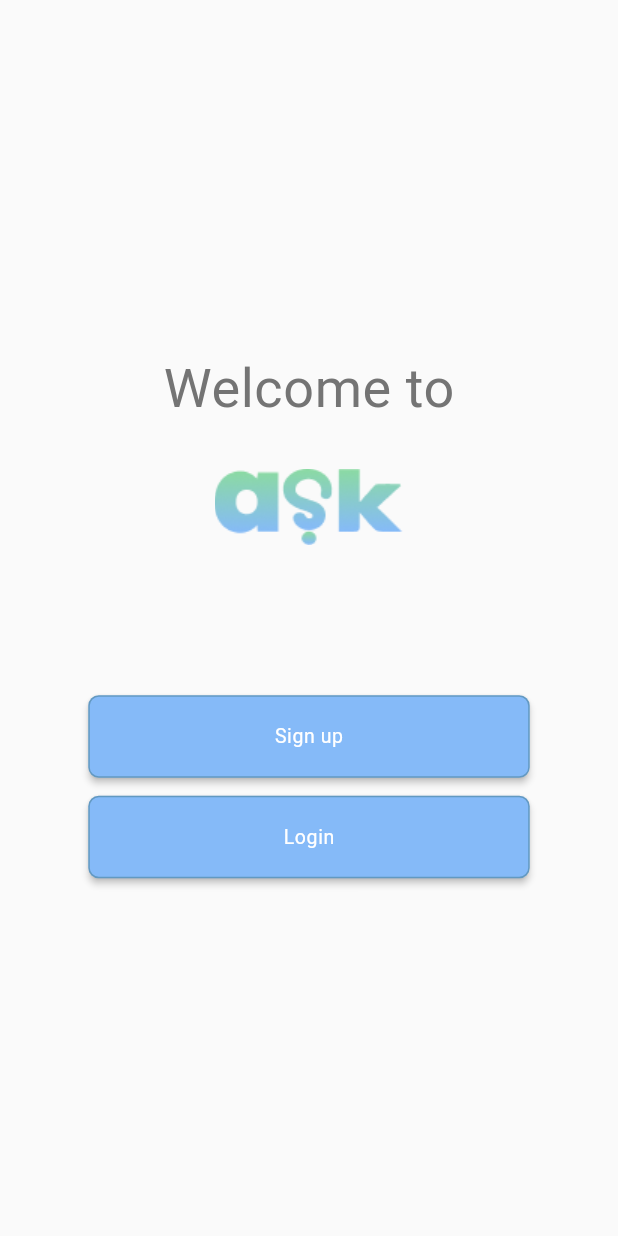
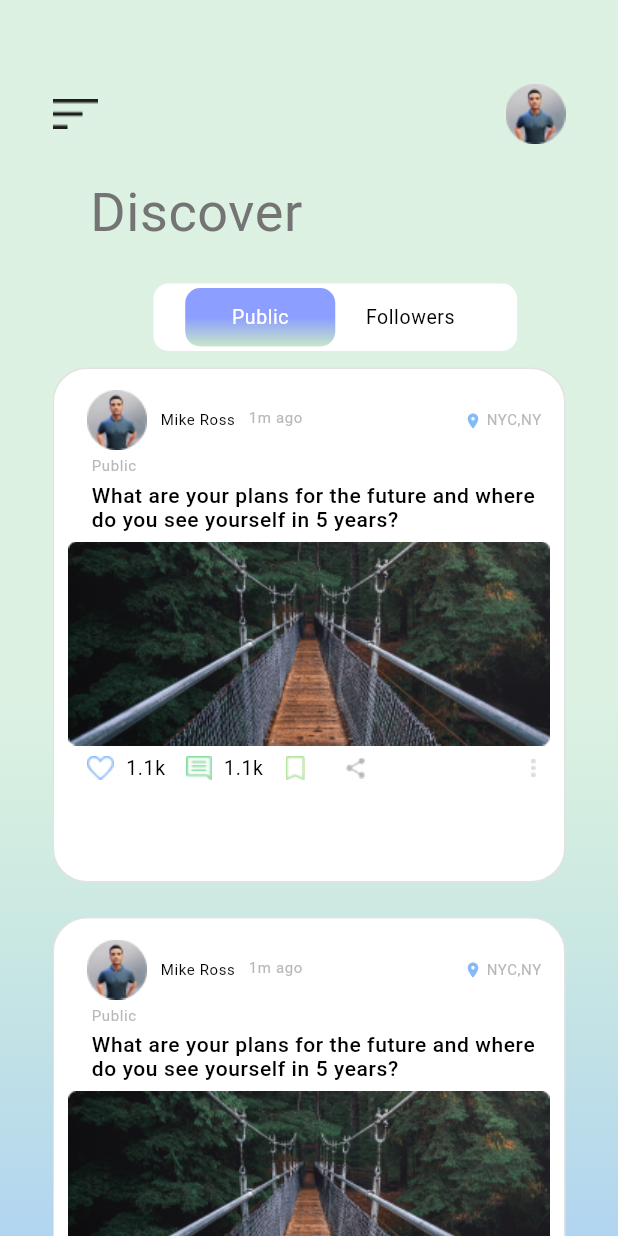
Before and after one commit to HammadMansha/ask-app, a Flutter app: the screen it shows after launch, on a phone screen of 412 x 824 dp. Run offline on Flutter 3.47's test engine with Material 2 defaults, Android fonts, the phone set to English and light mode, and no system bars; our stand-ins replace get, get_storage, pin_code_fields; missing offline and left inert: intro_screen_onboarding_flutter.

Commit message:
Discover screen done

```diff
--- a/lib/constants/app_assets/app_assets.dart
+++ b/lib/constants/app_assets/app_assets.dart
@@ -6,4 +6,15 @@ class AppAssets {
   static const String splashLoader = "$imageDir/splash_loader.png";
   static const String splash = "$imageDir/Splash.png";
   static const String splash2 = "$imageDir/splash-2.png";
+  static const String notification = "$imageDir/notification.png";
+  //-----------------Discover Screen Images--------------
+  static const String profilePic = "$imageDir/discover_profile_pic.png";
+  static const String postImage = "$imageDir/discover_post_image.png";
+  static const String drawer = "$imageDir/drawer.png";
+  static const String share = "$imageDir/share.png";
+  static const String dots = "$imageDir/3dots.png";
+  static const String heartLike = "$imageDir/heartlike.png";
+  static const String comment = "$imageDir/comment.png";
+  static const String bookmark = "$imageDir/bookmark.png";
+
 }
--- a/lib/constants/app_colors/app_colors.dart
+++ b/lib/constants/app_colors/app_colors.dart
@@ -13,6 +13,15 @@ class AppColors{
  //---------------------OTP screen pin fields-------------
  static const Color whiteColor = Colors.white;
 
+ //------------------Disocver Screen Color------------------
+ static final Color discoverBackgroundColor1 = Color(0xff8bdaa2).withOpacity(0.27);
+ static final Color discoverBackgroundColor2 = Color(0xff85baf8).withOpacity(0.68);
+ static final Color discoverbuttonGradint1 = Color(0xff85baf8).withOpacity(0.10);
+ static final Color discoverbuttonGradint2 = Color(0xff8bdaa2).withOpacity(0.10);
+
+
+
+
 
 
 }
--- a/lib/constants/app_strings/app_strings.dart
+++ b/lib/constants/app_strings/app_strings.dart
@@ -21,6 +21,22 @@ static const String username="Jim.";
   static const String sendOtp="Send OTP";
   static const String resendOtp="Resend OTP";
   static const String submit="Submit";
+  //---------------------------Notifications screen text------------
+
+  static const String turnOn="Turn on";
+  static const String notifcations="Notifications?";
+
+  //---------------------Discover Screen Text-------------
+  static const String discover="Discover";
+  static const String public="Public";
+  static const String follower="Followers";
+  static const String discoverUsername="Mike Ross";
+  static const String discoverPostTime="1m ago";
+  static const String discoverPostTLocation="NYC,NY";
+  static const String discoverPostContent="What are your plans for the future and where do you see yourself in 5 years?";
+
+
+
 
 
 
--- /dev/null
+++ b/lib/controllers/discover/discover_controller.dart
@@ -0,0 +1,6 @@
+import 'package:flutter/material.dart';
+import 'package:get/get.dart';
+
+class DiscoverScreenController extends GetxController{
+
+}
--- /dev/null
+++ b/lib/controllers/notifications/notifications_controller.dart
@@ -0,0 +1,6 @@
+import 'package:flutter/material.dart';
+import 'package:get/get.dart';
+
+class NotificationController extends GetxController{
+
+}
--- a/lib/routes/app_pagess.dart
+++ b/lib/routes/app_pagess.dart
@@ -10,6 +10,8 @@ import 'package:ask/views/auth/login/login.dart';
 import 'package:ask/views/auth/signup/sign_up.dart';
 import 'package:ask/views/auth/signup/signup2.dart';
 import 'package:ask/views/auth/signup_or_login.dart';
+import 'package:ask/views/discover/discover.dart';
+import 'package:ask/views/notification/notification.dart';
 import 'package:get/get.dart';
 
 import '../bindings/auth/login_binding.dart';
@@ -18,7 +20,7 @@ import '../views/auth/forogt_password/otp_screen.dart';
 import '../views/splash/splash_screen.dart';
 
 class AppPages {
-  static var initial = Routes.splash;
+  static var initial = Routes.discover;
   static final routes = [
     // <------ Splash Routes --------->
     GetPage(
@@ -86,5 +88,30 @@ class AppPages {
 
     ),
 
+    //-------------------------Notification Screen------------
+    GetPage(
+      name: Routes.notification,
+      page: () => const NotificationScreen(),
+      // binding: OTPScreenBindings(),
+      // middlewares: [
+      //   RouteWelcomeMiddleware(priority: 1),
+      //
+      // ],
+
+    ),
+
+    //------------------------Discover Screen-----------
+    GetPage(
+      name: Routes.discover,
+      page: () => const DiscoverScreen(),
+      // binding: OTPScreenBindings(),
+      // middlewares: [
+      //   RouteWelcomeMiddleware(priority: 1),
+      //
+      // ],
+
+    ),
+
+
   ];
 }
--- a/lib/routes/app_routes.dart
+++ b/lib/routes/app_routes.dart
@@ -6,6 +6,8 @@ class Routes {
   static const signUpScreen2 = '/signupscreen2';
   static const forgotPassword = '/forgotpassword';
   static const otp = '/otp';
+  static const notification="/notificationscreen";
+  static const discover="/discoverScreen";
 
 
 
--- /dev/null
+++ b/lib/views/discover/discover.dart
@@ -0,0 +1,216 @@
+import 'package:ask/constants/app_assets/app_assets.dart';
+import 'package:ask/constants/app_colors/app_colors.dart';
+import 'package:ask/constants/app_strings/app_strings.dart';
+import 'package:ask/widgets/common_buttons/common_button.dart';
+import 'package:ask/widgets/common_textstyle/common_text_style.dart';
+import 'package:flutter/material.dart';
+import 'package:get/get.dart';
+
+import '../../controllers/discover/discover_controller.dart';
+
+class DiscoverScreen extends StatelessWidget {
+  const DiscoverScreen({Key? key}) : super(key: key);
+
+  @override
+  Widget build(BuildContext context) {
+    return Scaffold(
+      extendBodyBehindAppBar: true,
+      body: SafeArea(child: bodyData(context),
+
+
+      ),
+      appBar: AppBar(
+        backgroundColor: AppColors.discoverBackgroundColor1,
+        elevation: 0.0,
+
+      ),
+    );
+  }
+
+  Widget bodyData(context) {
+    return GetBuilder<DiscoverScreenController>(
+        init: DiscoverScreenController(),
+        builder: (_) {
+          return SingleChildScrollView(
+            child: Container(
+
+              height: Get.height,
+              width: Get.width,
+              decoration: BoxDecoration(
+                  gradient: LinearGradient(
+                      begin: Alignment.center,
+                      end: Alignment.bottomCenter,
+                      colors: [
+                    AppColors.discoverBackgroundColor1,
+                    AppColors.discoverBackgroundColor2
+                  ])),
+              child: Column(
+                mainAxisAlignment: MainAxisAlignment.start,
+                crossAxisAlignment: CrossAxisAlignment.start,
+                children: [
+                  Row(
+                    children: [
+                      Image.asset("${AppAssets.drawer}"),
+                      Spacer(),
+                      Image.asset("${AppAssets.profilePic}"),
+                    ],
+                  ).marginOnly(right: 35),
+                  Text("${AppStrings.discover}",style: CommonTextStyle.style2,).marginOnly(top: 25,left:25),
+                  Center(
+                      child: Container(
+                        width: Get.width/1.7,
+                        height: 45,
+                        decoration: BoxDecoration(
+                          color: Colors.white,
+                          border: Border.all(
+                            color: Colors.white
+                          ),
+                          borderRadius: BorderRadius.circular(10),
+                        ),
+
+                        child: Row(
+                          crossAxisAlignment: CrossAxisAlignment.center,
+                          mainAxisAlignment: MainAxisAlignment.center,
+                          children: [
+                            // CommonButton4(text: "Public", textStyle: CommonTextStyle.style1, onPressed: (){},fillColor: Colors.transparent,),
+                            // CommonButton4(text: "Followers", textStyle: CommonTextStyle.style4, onPressed: (){},fillColor: Colors.white,)
+                            //
+
+                            Container(
+                              decoration: BoxDecoration(
+                                  borderRadius: BorderRadius.circular(10.0),
+
+                                  gradient: LinearGradient(
+                                      begin: Alignment.center,
+                                      end: Alignment.bottomCenter,
+                                      colors: [
+                                        Colors.indigoAccent.shade100,
+                                        Colors.green.shade100
+                                      ])),
+                              width: 100,
+                              height: 40,
+                              child: Center(child: Text("${AppStrings.public}",style: CommonTextStyle.style1,)),
+
+                            ),
+                            Container(
+                              width: 100,
+                              height: 40,
+                              color: Colors.transparent,
+                              child: Center(child: Text("${AppStrings.follower}",style: CommonTextStyle.style4,)),
+
+
+                            ),
+
+
+
+                          ],
+                        ).marginOnly(bottom: 2,top: 2),
+                      ).marginOnly(top: 26)
+                  ),
+
+
+
+
+
+                  Expanded(
+                    child: ListView.separated(
+                      itemCount: 3,
+                      separatorBuilder: (BuildContext context, int index) => const SizedBox(),
+                      itemBuilder: (BuildContext context, int index) {
+                        return Container(
+                          height: Get.height/2.4,
+                          width: Get.width,
+                          decoration: BoxDecoration(
+                            color: Colors.white,
+
+                            borderRadius: BorderRadius.circular(23.0),
+                            border: Border.all(color: AppColors.textFieldBorderColor),
+
+                          ),
+
+                          child: Column(
+                            mainAxisAlignment: MainAxisAlignment.start,
+                            crossAxisAlignment: CrossAxisAlignment.start,
+                            children: [
+
+                              Row(
+
+                                children: [
+                                  Image.asset("${AppAssets.profilePic}").marginOnly(left: 22,top: 14),
+
+                                  Center(
+                                    child:
+                                    Text("${AppStrings.discoverUsername}",style: CommonTextStyle.style6font10weight400black,).marginOnly(top: 15,left: 9),
+
+                                  ),
+                                  Text("${AppStrings.discoverPostTime}",style: CommonTextStyle.style6font10weight400,).marginOnly(top: 12,left: 9),
+                                  Spacer(),
+                                  Icon(Icons.location_on,color:AppColors.buttonColor, size: 12,).marginOnly(top: 15),
+                                  Text("${AppStrings.discoverPostTLocation}",style: CommonTextStyle.style6font10weight400,).marginOnly(top: 15,left: 3,right: 15),
+
+
+
+
+                                ],
+                              ),
+                              Text("${AppStrings.public}",style: CommonTextStyle.style6font10weight400,).marginOnly(top: 5,left: 25,right: 15),
+                              Text("${AppStrings.discoverPostContent}",style: CommonTextStyle.style5font14weight500,maxLines: 3,overflow: TextOverflow.ellipsis,).marginOnly(top: 5,left: 25,right: 15),
+
+                              Container(
+                                height: 150,
+                                width: Get.width,
+                                decoration: BoxDecoration(
+                                    image: DecorationImage(
+                                        image: AssetImage(AppAssets.postImage)
+                                    )
+                                ),
+                              ).marginSymmetric(horizontal: 4),
+
+                              Row(children: [
+                                Image.asset("${AppAssets.heartLike}"),
+                                Text("1.1k",style: CommonTextStyle.style4,).marginOnly(left: 8,right: 14),
+                                Image.asset("${AppAssets.comment}"),
+                                Text("1.1k",style: CommonTextStyle.style4,).marginOnly(left: 8,right: 15),
+                                Image.asset("${AppAssets.bookmark}"),
+                                Image.asset("${AppAssets.share}").marginOnly(left: 27),
+                                Spacer(),
+                                Image.asset("${AppAssets.dots}").marginOnly(right: 19),
+
+
+
+
+
+
+
+
+
+
+
+                              ],
+                              ).marginOnly(left: 22),
+
+
+
+
+
+
+
+                            ],
+                          ),
+
+                        ).marginOnly(right: 35,bottom: 12,top: 11);
+
+                      },
+                    ),
+                  )
+
+
+
+
+                ],
+              ).marginOnly(left: 35),
+            ),
+          );
+        });
+  }
+}
--- a/lib/widgets/common_textstyle/common_text_style.dart
+++ b/lib/widgets/common_textstyle/common_text_style.dart
@@ -19,4 +19,28 @@ class CommonTextStyle {
       letterSpacing: 0.4,
       fontSize: 36.0,
       fontWeight: FontWeight.w500);
+  static TextStyle style4 = TextStyle(
+      color: Colors.black,
+      letterSpacing: 0.4,
+      fontSize: 13.0,
+      fontWeight: FontWeight.w400);
+  //--------------------Discover screen text------------
+
+  static TextStyle style5font14weight500 = TextStyle(
+      color: Colors.black,
+      letterSpacing: 0.4,
+      fontSize: 14,
+      fontWeight: FontWeight.w500);
+  static TextStyle style6font10weight400= TextStyle(
+      color: Color(0xffb8b8b8),
+      letterSpacing: 0.4,
+      fontSize: 10,
+      fontWeight: FontWeight.w400);
+
+  static TextStyle style6font10weight400black= TextStyle(
+      color: Colors.black,
+      letterSpacing: 0.4,
+      fontSize: 10,
+      fontWeight: FontWeight.w400);
+
 }
```
Also changed, not shown: lib/views/notification/notification.dart (added, +62 -0 lines), lib/widgets/common_buttons/common_button.dart (+107 -0 lines), assets/images/3dots.png (added), assets/images/bookmark.png (added), assets/images/comment.png (added), assets/images/discover_post_image.png (added), assets/images/discover_profile_pic.png (added), assets/images/drawer.png (added), assets/images/heartlike.png (added), assets/images/notification.png (added), assets/images/share.png (added).
